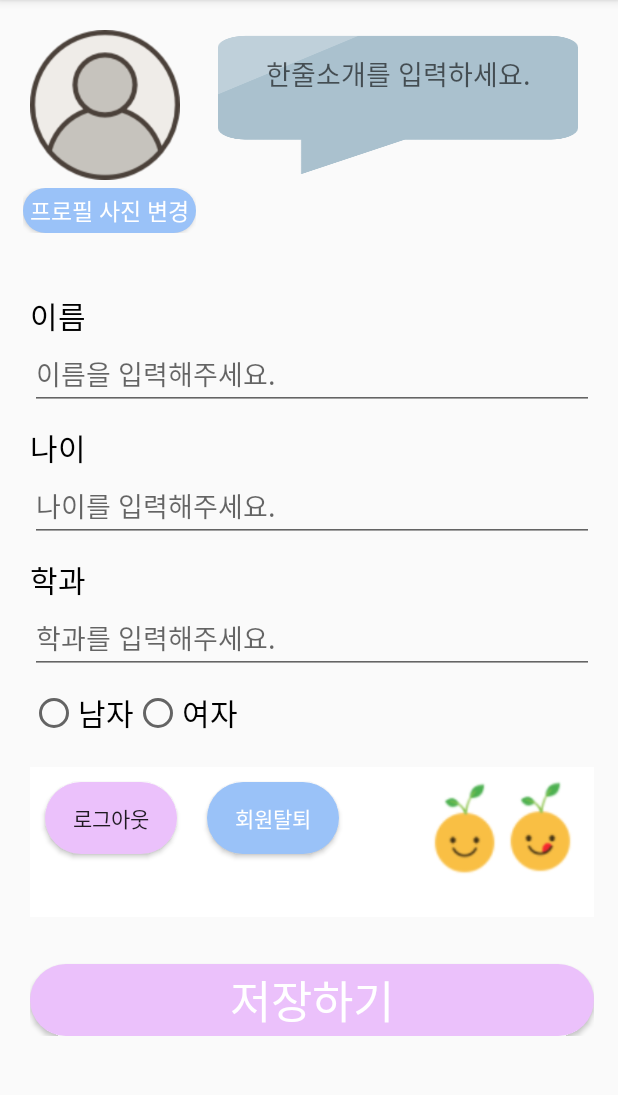
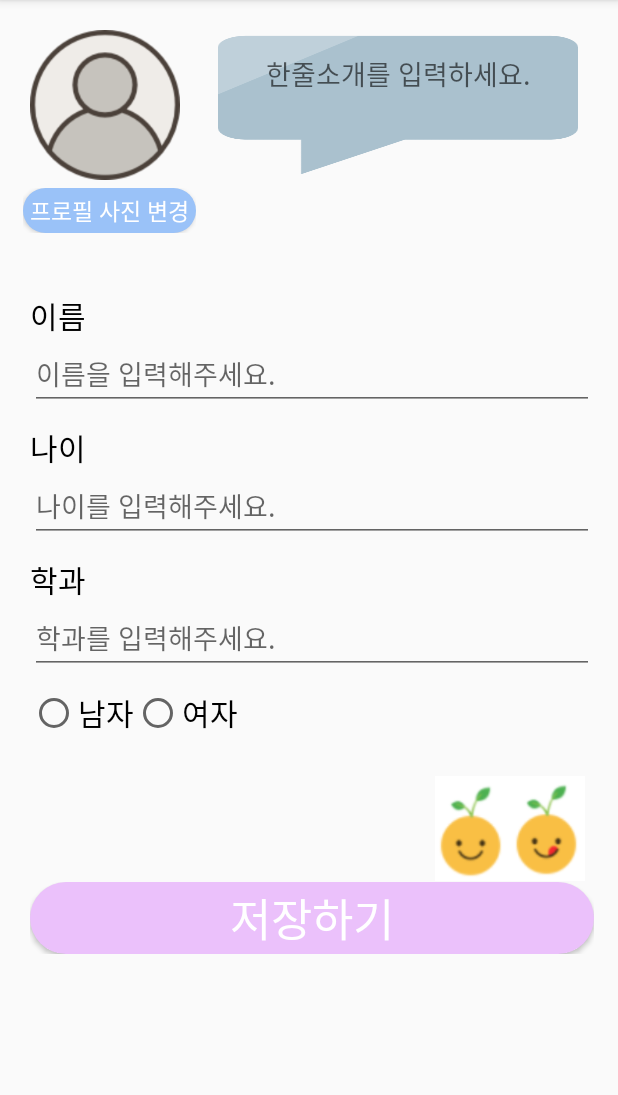
Before and after one commit to seoyeon08/ForSolo, an Android app: the ProfileActivity screen opened directly, with no data from a screen before it, on a phone screen of 412 x 824 dp, the part 84-1179 px from its top. Run offline under Robolectric (Android 15) with nearby library versions, the phone set to English and light mode, and no system bars; our stand-ins replace Firebase (no records; nobody signed in at launch, a user with empty details on screens opened directly); pictures from the network do not load.

Commit message:
프로필 화면전환과 프로필 수정화면 xml수정

```diff
--- a/app/src/main/res/layout/activity_profile.xml
+++ b/app/src/main/res/layout/activity_profile.xml
@@ -123,46 +123,19 @@
                 android:textSize="20dp"
                 ></RadioButton>
         </RadioGroup>
-        <LinearLayout
-            android:layout_width="match_parent"
-            android:layout_height="100dp"
-            android:layout_marginTop="20dp"
-            android:background="#ffffff">
 
-        <Button
-            android:id="@null"
-            android:layout_width="wrap_content"
+        <ImageView
+            android:layout_width="100dp"
             android:layout_height="wrap_content"
-            android:layout_marginLeft="10dp"
-            android:layout_marginTop="10dp"
-            android:background="@drawable/btn_pink"
-            android:gravity="center"
-            android:text="로그아웃"></Button>
+            android:layout_marginLeft="270dp"
+            android:layout_marginTop="25dp"
 
-        <Button
-            android:id="@null"
-            android:layout_width="wrap_content"
-            android:layout_height="wrap_content"
-            android:layout_marginLeft="20dp"
-            android:layout_marginTop="10dp"
-            android:layout_marginRight="10dp"
-            android:background="@drawable/btn_pastelblue"
-            android:gravity="center"
-            android:textColor="@color/colorWhite"
-            android:text="회원탈퇴"/>
-
-            <ImageView
-                android:layout_width="100dp"
-                android:layout_height="wrap_content"
-                android:layout_marginLeft="50dp"
-                android:layout_marginTop="3dp"
-                android:src="@drawable/profile_image"></ImageView>
-        </LinearLayout>
+            android:src="@drawable/profile_image"></ImageView>
 
 
     <RelativeLayout
-        android:layout_width="fill_parent"
-        android:layout_height="fill_parent"
+        android:layout_width="wrap_content"
+        android:layout_height="wrap_content"
         android:gravity="bottom">
         <Button
             android:id="@+id/checkButton"
```
Also changed, not shown: app/src/main/java/com/example/forsolo/findmate/fragment/ProfileFragment.java (+77 -7 lines).
